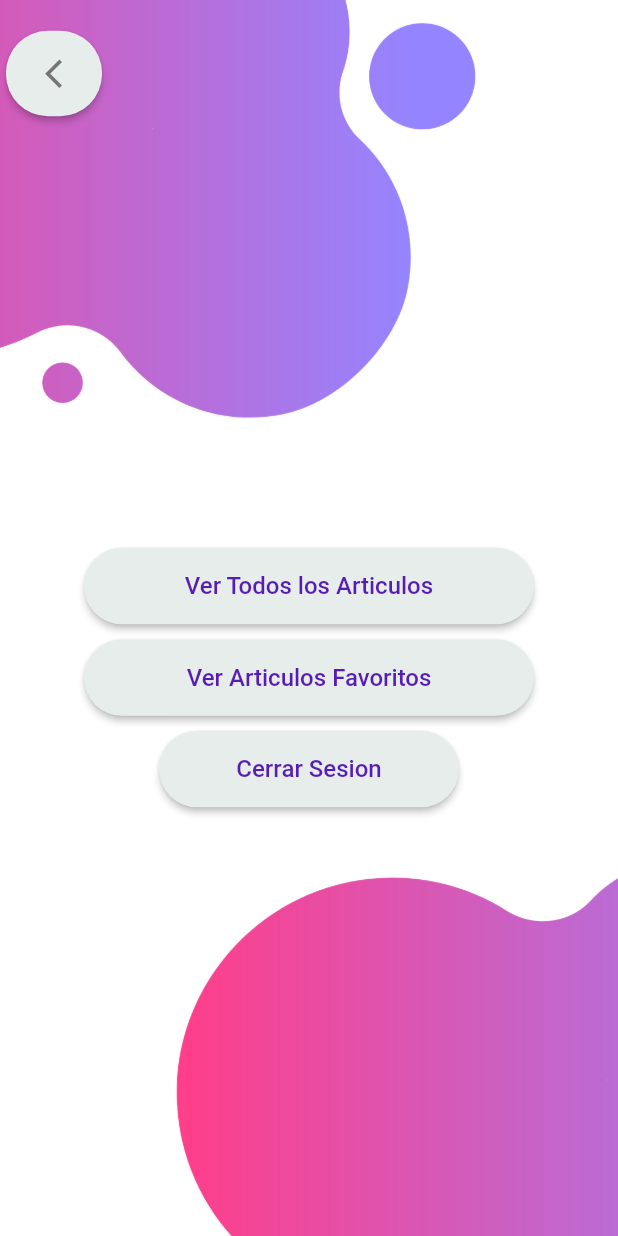
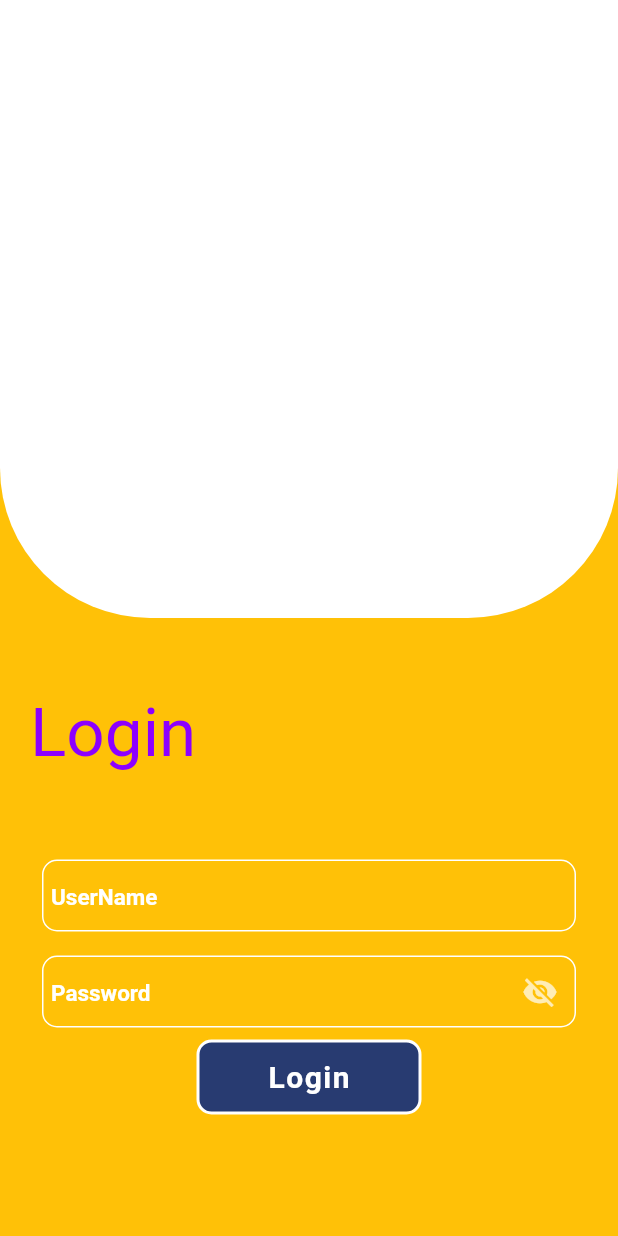
Before and after one commit to AndreaVelasquezA/ExamMovilLogin, a Flutter app: the screen it shows after launch, on a phone screen of 412 x 824 dp. Run offline on Flutter 3.47's test engine with Material 2 defaults, Android fonts, the phone set to English and light mode, and no system bars; drawn by our look-alikes of snippet_coder_utils; missing offline and left inert: api_cache_manager.

Commit message:
cambios en el front

```diff
--- /dev/null
+++ b/ExamenMovil/examen_movil/lib/config.dart
@@ -0,0 +1,7 @@
+class Config {
+  static const String appName = "app";
+  static const String apiURL = "10.0.0.7:4000";
+  static const String loginAPI = "/users/login";
+  static const String registerAPI = "/users/register";
+  static const String userProfileAPI = "/users/user-profile";
+}
--- /dev/null
+++ b/ExamenMovil/examen_movil/lib/models/login_request_model.dart
@@ -0,0 +1,20 @@
+class LoginRequestModel {
+  LoginRequestModel({
+    required this.username,
+    required this.password,
+  });
+  late final String username;
+  late final String password;
+
+  LoginRequestModel.fromJson(Map<String, dynamic> json){
+    username = json['username'];
+    password = json['password'];
+  }
+
+  Map<String, dynamic> toJson() {
+    final _data = <String, dynamic>{};
+    _data['username'] = username;
+    _data['password'] = password;
+    return _data;
+  }
+}
--- /dev/null
+++ b/ExamenMovil/examen_movil/lib/models/register_request_model.dart
@@ -0,0 +1,24 @@
+class RegisterRequestModel {
+  RegisterRequestModel({
+    required this.username,
+    required this.password,
+    required this.email,
+  });
+  late final String username;
+  late final String password;
+  late final String email;
+
+  RegisterRequestModel.fromJson(Map<String, dynamic> json){
+    username = json['username'];
+    password = json['password'];
+    email = json['email'];
+  }
+
+  Map<String, dynamic> toJson() {
+    final _data = <String, dynamic>{};
+    _data['username'] = username;
+    _data['password'] = password;
+    _data['email'] = email;
+    return _data;
+  }
+}
--- /dev/null
+++ b/ExamenMovil/examen_movil/lib/models/register_response_model.dart
@@ -0,0 +1,55 @@
+
+import 'dart:convert';
+
+RegisterResponseModel registerResponseModel(String str) =>
+  RegisterResponseModel.fromJson(json.decode(str));
+
+class RegisterResponseModel {
+  RegisterResponseModel({
+    required this.message,
+    required this.data,
+  });
+  late final String message;
+  late final Data? data;
+
+  RegisterResponseModel.fromJson(Map<String, dynamic> json){
+    message = json['message'];
+    data = json['data'] !=null ? Data.fromJson(json['data']) : null;
+  }
+
+  Map<String, dynamic> toJson() {
+    final _data = <String, dynamic>{};
+    _data['message'] = message;
+    _data['data'] = data!.toJson();
+    return _data;
+  }
+}
+
+class Data {
+  Data({
+    required this.username,
+    required this.email,
+    required this.date,
+    required this.id,
+  });
+  late final String username;
+  late final String email;
+  late final String date;
+  late final String id;
+
+  Data.fromJson(Map<String, dynamic> json){
+    username = json['username'];
+    email = json['email'];
+    date = json['date'];
+    id = json['id'];
+  }
+
+  Map<String, dynamic> toJson() {
+    final _data = <String, dynamic>{};
+    _data['username'] = username;
+    _data['email'] = email;
+    _data['date'] = date;
+    _data['id'] = id;
+    return _data;
+  }
+}
--- /dev/null
+++ b/ExamenMovil/examen_movil/lib/pages/login_page.dart
@@ -0,0 +1,183 @@
+import 'package:flutter/material.dart';
+import 'package:snippet_coder_utils/FormHelper.dart';
+import 'package:snippet_coder_utils/ProgressHUD.dart';
+
+import 'package:examen_movil/config.dart';
+import 'package:examen_movil/controllers/auth_controller.dart';
+import 'package:examen_movil/listArticFavorit.dart';
+import 'package:examen_movil/listArticView.dart';
+import 'package:examen_movil/models/login_request_model.dart';
+import 'package:examen_movil/models/login_response_model.dart';
+import 'package:examen_movil/pages/login_page.dart';
+import 'package:examen_movil/products.dart';
+import 'package:examen_movil/services/api_service.dart';
+import 'package:examen_movil/startview.dart';
+import 'package:flutter/material.dart';
+import 'package:http/http.dart';
+import 'package:snippet_coder_utils/FormHelper.dart';
+import 'package:snippet_coder_utils/hex_color.dart';
+
+class LoginPage extends StatefulWidget {
+  const LoginPage({Key? key}) : super(key: key);
+  @override
+  _LoginPageState createState() => _LoginPageState();
+}
+
+class _LoginPageState extends State<LoginPage> {
+  bool isAPIcallProcess = false;
+  bool hidePassword = true;
+  GlobalKey<FormState> globalFormKey = GlobalKey<FormState>();
+  String? username;
+  String? password;
+  @override
+  Widget build(BuildContext context) {
+    return SafeArea(
+      child: Scaffold(
+        backgroundColor: Colors.amber,
+        body: ProgressHUD(
+          child: Form(
+            key: globalFormKey,
+            child: _loginUI(context),
+          ),
+          inAsyncCall: isAPIcallProcess,
+          opacity: 0.3,
+          key: UniqueKey(),
+        ),
+      ),
+    );
+  }
+
+  Widget _loginUI(BuildContext context) {
+    return SingleChildScrollView(
+      child: Column(
+        mainAxisAlignment: MainAxisAlignment.start,
+        crossAxisAlignment: CrossAxisAlignment.start,
+        children: [
+          Container(
+            width: MediaQuery.of(context).size.width,
+            height: MediaQuery.of(context).size.width,
+            decoration: const BoxDecoration(
+                gradient: LinearGradient(
+                    begin: Alignment.topCenter,
+                    end: Alignment.bottomCenter,
+                    colors: [Colors.white, Colors.white]),
+                borderRadius: BorderRadius.only(
+                    bottomLeft: Radius.circular(100),
+                    bottomRight: Radius.circular(100))),
+          ),
+          Padding(
+            padding: const EdgeInsets.only(left: 20, bottom: 30, top: 50),
+            child: Text(
+              "Login",
+              style: TextStyle(
+                color: Color.fromARGB(255, 140, 0, 255),
+                fontSize: 45,
+              ),
+            ),
+          ),
+          const SizedBox(
+            height: 20,
+          ),
+          Padding(
+            padding: const EdgeInsets.all(8.0),
+            child: FormHelper.inputFieldWidget(context, "username", "UserName",
+                (onValidateVal) {
+              if (onValidateVal.isEmpty) {
+                return "Username Can \'t be empty";
+              }
+              return null;
+            }, (onSavedVal) {
+              username = onSavedVal;
+            },
+                borderFocusColor: Colors.white,
+                prefixIconColor: Colors.white,
+                borderColor: Colors.white,
+                textColor: Colors.white,
+                hintColor: Colors.white,
+                borderRadius: 10),
+          ),
+          Padding(
+            padding: const EdgeInsets.all(8.0),
+            child: FormHelper.inputFieldWidget(context, "password", "Password",
+                (onValidateVal) {
+              if (onValidateVal.isEmpty) {
+                return "Password Can \'t be empty";
+              }
+              return null;
+            }, (onSavedVal) {
+              password = onSavedVal;
+            },
+                borderFocusColor: Colors.white,
+                prefixIconColor: Colors.white,
+                borderColor: Colors.white,
+                textColor: Colors.white,
+                hintColor: Colors.white,
+                borderRadius: 10,
+                obscureText: hidePassword,
+                suffixIcon: IconButton(
+                  onPressed: () {
+                    setState(() {
+                      hidePassword = !hidePassword;
+                    });
+                  },
+                  color: Colors.white.withOpacity(0.7),
+                  icon: Icon(
+                      hidePassword ? Icons.visibility_off : Icons.visibility),
+                )),
+          ),
+          Center(
+            child: FormHelper.submitButton(
+              "Login",
+              () {
+                if (validateAndSave()) {
+                  setState(() {
+                    isAPIcallProcess = true;
+                  });
+
+                  LoginRequestModel model = LoginRequestModel(
+                      username: username!, password: password!);
+
+                  APIService.login(model).then((response) {
+                    setState(() {
+                      isAPIcallProcess = false;
+                    });
+
+                    if (response) {
+                      Navigator.pushNamedAndRemoveUntil(
+                        context,
+                        '/startView',
+                        (route) => false,
+                      );
+                    } else {
+                      FormHelper.showSimpleAlertDialog(context, Config.appName,
+                          "Invalid Username/password", "ok", () {
+                        Navigator.pop(context);
+                      });
+                    }
+                  });
+                }
+              },
+              btnColor: HexColor("#283B71"),
+              borderColor: Colors.white,
+              txtColor: Colors.white,
+              borderRadius: 10,
+            ),
+          ),
+        ],
+      ),
+    );
+  }
+  bool validateAndSave(){
+    final form = globalFormKey.currentState;
+
+    print(form);
+
+    if (form!.validate()){
+      form.save();
+      return true;
+    }
+    else{
+      return false;
+    }
+  }
+}
--- /dev/null
+++ b/ExamenMovil/examen_movil/lib/services/shared_servide.dart
@@ -0,0 +1,48 @@
+import 'dart:convert';
+
+import 'package:api_cache_manager/api_cache_manager.dart';
+import 'package:api_cache_manager/models/cache_db_model.dart';
+import 'package:api_cache_manager/utils/cache_db_helper.dart';
+import 'package:examen_movil/models/login_request_model.dart';
+import 'package:examen_movil/models/login_response_model.dart';
+import 'package:flutter/material.dart';
+
+class SharedService {
+  static Future<bool> isLoggedIn() async{
+    var isKeyExist =
+      await APICacheManager().isAPICacheKeyExist("login_details");
+
+    return isKeyExist;
+  }
+
+  static Future<LoginResponseModel?> loginDetails() async{
+    var isKeyExist =
+      await APICacheManager().isAPICacheKeyExist("login_details");
+
+    if(isKeyExist){
+      var cacheData = await APICacheManager().getCacheData("login_details");
+
+      return loginResponseJson(cacheData.syncData);
+    }
+  }
+
+  static Future<void> setLoginDetails(
+    LoginResponseModel model,
+  ) async {
+    APICacheDBModel cacheDBModel = APICacheDBModel(
+      key: "login_details",
+      syncData: jsonEncode(model.toJson()),
+    );
+
+    await APICacheManager().addCacheData(cacheDBModel);
+  }
+
+  static Future<void> logout(BuildContext context) async{
+    await APICacheManager().deleteCache("login_details");
+    Navigator.pushNamedAndRemoveUntil(
+      context,
+      '/login',
+      (route) => false);
+  }
+
+}
--- a/ExamenMovil/examen_movil/lib/startview.dart
+++ b/ExamenMovil/examen_movil/lib/startview.dart
@@ -148,6 +148,7 @@ class StartView extends StatelessWidget {
                         SizedBox(
                           height: 10,
                         ),
+                        //BOTON CERRAR SESION
                         Container(
                           width: 200,
                           child: ElevatedButton(
--- a/ExamenMovil/examen_movil/pubspec.yaml
+++ b/ExamenMovil/examen_movil/pubspec.yaml
@@ -36,6 +36,9 @@ dependencies:
   # Use with the CupertinoIcons class for iOS style icons.
   cupertino_icons: ^1.0.2
   http: ^0.13.5
+  flutter_progress_hud: ^2.0.2
+  api_cache_manager: ^1.0.2
+  snippet_coder_utils: ^1.0.13
 
 dev_dependencies:
   flutter_test:
```
Also changed, not shown: ExamenMovil/examen_movil/lib/main.dart (+136 -64 lines), ExamenMovil/examen_movil/lib/models/login_response_model.dart (added, +58 -0 lines), ExamenMovil/examen_movil/lib/services/api_service.dart (added, +56 -0 lines), ExamenMovil/examen_movil/pubspec.lock, 1 other file.
